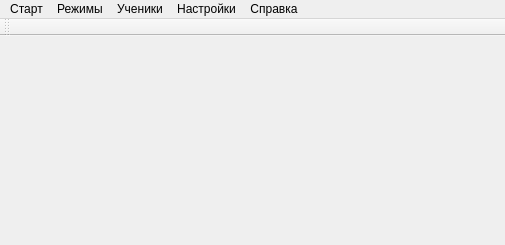
Above: Easy-work/General/General_programm/mainwindow.ui from KeyGen/Easy-work before the change. Below: the same form after it.
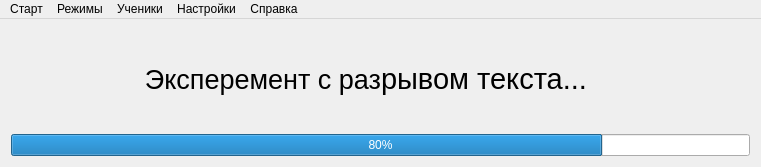
That is the form after the change.

Commit message: Добавил plugin style

What changed in the file:
```diff
--- a/Easy-work/General/General_programm/mainwindow.ui
+++ b/Easy-work/General/General_programm/mainwindow.ui
@@ -6,20 +6,131 @@
    <rect>
     <x>0</x>
     <y>0</y>
-    <width>505</width>
-    <height>245</height>
+    <width>761</width>
+    <height>167</height>
    </rect>
   </property>
   <property name="windowTitle">
    <string>MainWindow</string>
   </property>
-  <widget class="QWidget" name="centralWidget"/>
+  <widget class="QWidget" name="centralWidget">
+   <layout class="QGridLayout" name="gridLayout_2">
+    <item row="0" column="0">
+     <widget class="QStackedWidget" name="stackedWidget">
+      <property name="currentIndex">
+       <number>0</number>
+      </property>
+      <widget class="QWidget" name="page">
+       <layout class="QGridLayout" name="gridLayout_3">
+        <property name="margin">
+         <number>0</number>
+        </property>
+        <item row="0" column="0">
+         <layout class="QHBoxLayout" name="horizontalLayout">
+          <property name="spacing">
+           <number>0</number>
+          </property>
+          <property name="sizeConstraint">
+           <enum>QLayout::SetDefaultConstraint</enum>
+          </property>
+          <item>
+           <widget class="QLabel" name="showText">
+            <property name="font">
+             <font>
+              <pointsize>20</pointsize>
+              <weight>50</weight>
+              <italic>false</italic>
+              <bold>false</bold>
+             </font>
+            </property>
+            <property name="styleSheet">
+             <string notr="true"/>
+            </property>
+            <property name="frameShape">
+             <enum>QFrame::NoFrame</enum>
+            </property>
+            <property name="text">
+             <string>Эксперемент с раз</string>
+            </property>
+            <property name="scaledContents">
+             <bool>false</bool>
+            </property>
+            <property name="alignment">
+             <set>Qt::AlignRight|Qt::AlignTrailing|Qt::AlignVCenter</set>
+            </property>
+            <property name="margin">
+             <number>0</number>
+            </property>
+            <property name="indent">
+             <number>0</number>
+            </property>
+           </widget>
+          </item>
+          <item>
+           <widget class="QLabel" name="inputText">
+            <property name="font">
+             <font>
+              <pointsize>22</pointsize>
+              <weight>50</weight>
+              <italic>false</italic>
+              <bold>false</bold>
+             </font>
+            </property>
+            <property name="styleSheet">
+             <string notr="true"/>
+            </property>
+            <property name="frameShape">
+             <enum>QFrame::NoFrame</enum>
+            </property>
+            <property name="text">
+             <string>рывом текста...</string>
+            </property>
+            <property name="scaledContents">
+             <bool>false</bool>
+            </property>
+            <property name="margin">
+             <number>0</number>
+            </property>
+            <property name="indent">
+             <number>0</number>
+            </property>
+           </widget>
+          </item>
+         </layout>
+        </item>
+       </layout>
+      </widget>
+      <widget class="QWidget" name="page_2">
+       <layout class="QGridLayout" name="gridLayout">
+        <item row="0" column="0">
+         <widget class="QLabel" name="label_3">
+          <property name="frameShape">
+           <enum>QFrame::Box</enum>
+          </property>
+          <property name="text">
+           <string>Вывод информации</string>
+          </property>
+         </widget>
+        </item>
+       </layout>
+      </widget>
+     </widget>
+    </item>
+    <item row="1" column="0">
+     <widget class="QProgressBar" name="progressBar">
+      <property name="value">
+       <number>80</number>
+      </property>
+     </widget>
+    </item>
+   </layout>
+  </widget>
   <widget class="QMenuBar" name="menuBar">
    <property name="geometry">
     <rect>
      <x>0</x>
      <y>0</y>
-     <width>505</width>
+     <width>761</width>
      <height>21</height>
     </rect>
    </property>
@@ -54,14 +165,6 @@
    <addaction name="setting"/>
    <addaction name="help"/>
   </widget>
-  <widget class="QToolBar" name="mainToolBar">
-   <attribute name="toolBarArea">
-    <enum>TopToolBarArea</enum>
-   </attribute>
-   <attribute name="toolBarBreak">
-    <bool>false</bool>
-   </attribute>
-  </widget>
  </widget>
  <layoutdefault spacing="6" margin="11"/>
  <resources/>
```
The commit also changes 20 other files.
